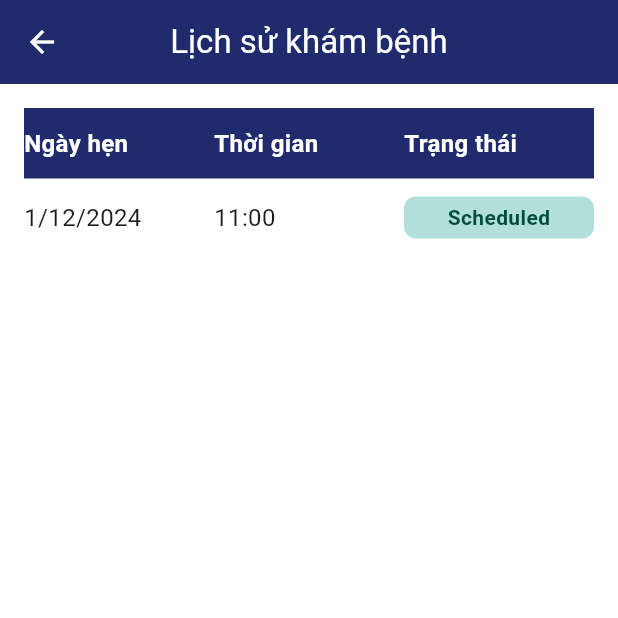
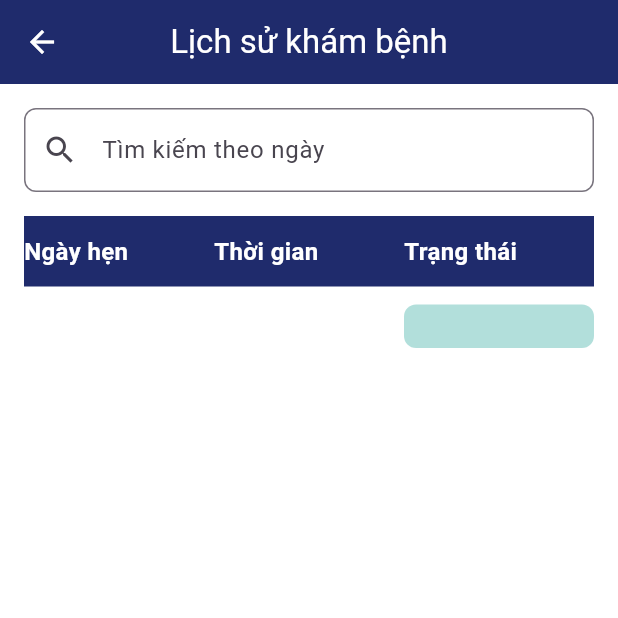
Before and after one commit to dominhhuy1703/Medical_Clinic, a Flutter app: the MedicalHistoryPage screen opened by its route, on a phone screen of 412 x 824 dp, the top half of it. Run offline on Flutter 3.47's test engine with Material 3 defaults, Android fonts, the phone set to English and light mode, and no system bars; our stand-ins replace dio, firebase_auth, flutter_secure_storage, font_awesome_flutter, shared_preferences; accounts and stored records are empty.

Commit message:
add filter date

```diff
--- a/MedicalClinic/lib/medical_history.dart
+++ b/MedicalClinic/lib/medical_history.dart
@@ -1,8 +1,5 @@
 import 'package:flutter/material.dart';
 import 'profile.dart';
-
-
-
 
 class MyApp extends StatelessWidget {
   @override
@@ -13,15 +10,38 @@ class MyApp extends StatelessWidget {
   }
 }
 
-class MedicalHistoryPage extends StatelessWidget {
+class MedicalHistoryPage extends StatefulWidget {
+  @override
+  _MedicalHistoryPageState createState() => _MedicalHistoryPageState();
+}
+
+class _MedicalHistoryPageState extends State<MedicalHistoryPage> {
   final List<Map<String, String>> appointments = [
-    {"date": "1/12/2024", "time": "11:00", "status": "Scheduled"},
+    {"date": "", "time": "", "status": ""},
+  ];
 
-  ];
+  List<Map<String, String>> filteredAppointments = [];
+
+  TextEditingController searchController = TextEditingController();
+
+  @override
+  void initState() {
+    super.initState();
+    filteredAppointments = appointments;
+  }
+
+  void _filterAppointments() {
+    setState(() {
+      filteredAppointments = appointments
+          .where((appointment) =>
+          appointment["date"]!
+              .contains(searchController.text))
+          .toList();
+    });
+  }
 
   @override
   Widget build(BuildContext context) {
-
     return Scaffold(
       backgroundColor: Colors.white,
       appBar: AppBar(
@@ -46,6 +66,22 @@ class MedicalHistoryPage extends StatelessWidget {
         padding: const EdgeInsets.all(16.0),
         child: Column(
           children: [
+            // tìm kiếm theo ngày
+            TextField(
+              controller: searchController,
+              onChanged: (text) {
+                _filterAppointments();
+              },
+              decoration: InputDecoration(
+                labelText: 'Tìm kiếm theo ngày',
+                prefixIcon: Icon(Icons.search),
+                border: OutlineInputBorder(
+                  borderRadius: BorderRadius.circular(8.0),
+                ),
+              ),
+            ),
+            SizedBox(height: 16.0),
+            // Tiêu đề bảng
             Container(
               padding: EdgeInsets.symmetric(vertical: 12.0),
               color: Color(0xFF1F2B6C),
@@ -88,12 +124,13 @@ class MedicalHistoryPage extends StatelessWidget {
               ),
             ),
 
+            // Danh sách các cuộc hẹn
             Expanded(
               child: ListView.separated(
-                itemCount: appointments.length,
+                itemCount: filteredAppointments.length,
                 separatorBuilder: (context, index) => Divider(height: 1),
                 itemBuilder: (context, index) {
-                  final appointment = appointments[index];
+                  final appointment = filteredAppointments[index];
                   return Container(
                     padding: EdgeInsets.symmetric(vertical: 12.0),
                     child: Row(
```
